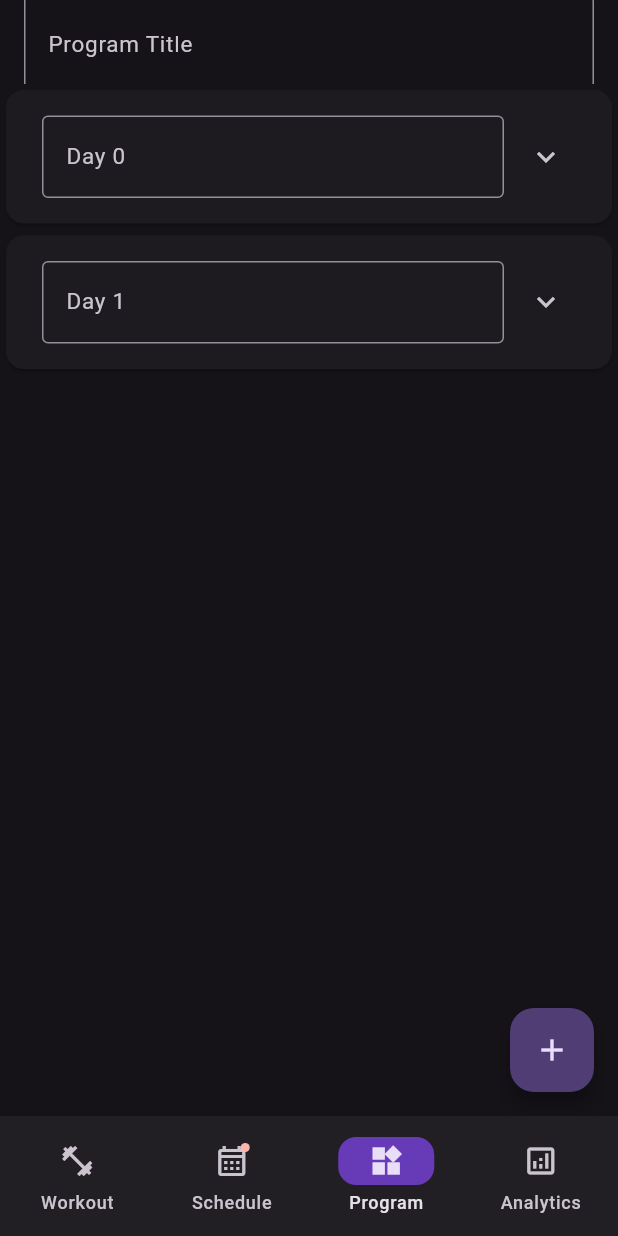
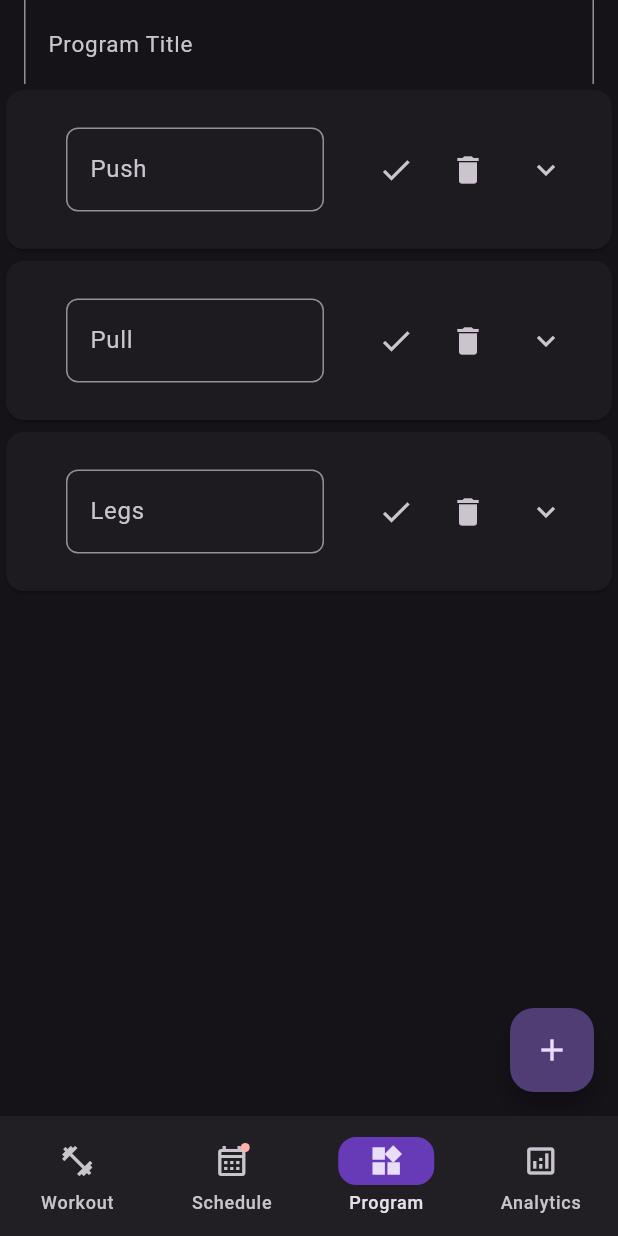
Before and after one commit to coleWesterveld/Flutter-Gym-App, a Flutter app: the screen it shows after launch, item 3 of the bottom bar chosen, on a phone screen of 412 x 824 dp. Run offline on Flutter 3.47's test engine with Material 3 defaults, Android fonts, the phone set to English and light mode, and no system bars.

Commit message:
add/delete program days

```diff
--- a/lib/program_page.dart
+++ b/lib/program_page.dart
@@ -1,6 +1,8 @@
 // program page
+// ignore_for_file: prefer_const_constructors
+
 import 'package:flutter/material.dart';
-import 'program_page_widgets/program_excercise.dart';
+//import 'program_page_widgets/program_excercise.dart';
 
 
 // import 'package:flutter/material.dart';
@@ -13,23 +15,26 @@ class ProgramPage extends StatefulWidget {
 }
 
 class _MyListState extends State<ProgramPage> {
-  int value = 2;
-
+  int value = 0;
+  List<TextEditingController> splitDaysTEC = [TextEditingController(), TextEditingController(), TextEditingController()];//TextEditingController();
+  List<String> split = ["Push", "Pull", "Legs"];
   _addItem() {
     setState(() {
       value = value + 1;
+      splitDaysTEC.add(TextEditingController());
+      split.add("New Day");
+      print(split.toString());
+      //print(splitDaysTEC.toString());
     });
   }
 
   @override
   Widget build(BuildContext context) {
-    return new Scaffold(
+    return Scaffold(
       appBar: AppBar(
         title: TextFormField(
-              //controller: yourController,
-              //onChanged: (text) {
-                //excercises.add(yourController.text);
-              //},
+              //controller: splitDaysTEC,
+
 
             style: TextStyle(
               fontSize: 20,
@@ -46,40 +51,50 @@ class _MyListState extends State<ProgramPage> {
           ),
       ),
       body: ListView.builder(
-          itemCount: this.value,
-          itemBuilder: (context, index) => this._buildRow(index)),
-      floatingActionButton: FloatingActionButton(
-        onPressed: _addItem,
-        child: Icon(Icons.add),
-      ),
-    );
-  }
-//Text("Item " + index.toString())
-  _buildRow(int index) {
+          itemCount: split.length,
+          itemBuilder: (context, index) {
+    //print(index.toString());
+    //print(splitDaysTEC.length);
         return Card(
             child: Padding(
             padding: EdgeInsets.only(
                 top: 8, left: 8.0, right: 8.0, bottom: 8.0),
                 child: ExpansionTile(
+                title:
+                Row(
+                        //verticalDirection: VerticalDirection,
+                        children: [
+                          Expanded(
+                            child: ListTile(
                         title: TextFormField(
-              //controller: yourController,
-              //onChanged: (text) {
-                //excercises.add(yourController.text);
-              //},
-
-            style: TextStyle(
-              fontSize: 15,
-            ),
+                              controller: splitDaysTEC[index],
                               decoration: InputDecoration(
                                 border: OutlineInputBorder(
-                  borderRadius: BorderRadius.all(Radius.circular(4))),
-              hintStyle: TextStyle(
-                fontSize: 15,
+                                    borderRadius: BorderRadius.all(Radius.circular(8))),
+                                hintText: split[index],
                               ),
-              hintText: "Day " + index.toString(),
+                            ),),
+                          ),
+                          // SizedBox(
+                          //   width: 1,
+                          // ),
+                          IconButton(onPressed: () {
+                            setState( () {
+                              split[index] = (splitDaysTEC[index].text);
+                              FocusManager.instance.primaryFocus?.unfocus();
+                          });
+                          }, icon: Icon(Icons.check)),
 
+                          IconButton(onPressed: () {
+                            setState( () {
+                              value = value - 1;
+                              split.removeAt(index);
+                              splitDaysTEC.removeAt(index);
+                          });
+                          }, icon: Icon(Icons.delete)),
+                        ],
                       ),
-          ),
+
                   children: [
                     for (int exc = 0; exc < 3; exc++)ExpansionTile(
                     title: Text(
@@ -97,8 +112,16 @@ class _MyListState extends State<ProgramPage> {
               ),
             ),
           );
+    },
+      ),
+      floatingActionButton: FloatingActionButton(
+        onPressed: _addItem,
+        child: Icon(Icons.add),
+      ),
+    );
   }
 }
+//Text("Item " + index.toString())
 
 
 
```
Also changed, not shown: flutter_04.png (added). Lines whose indentation alone changed are shown as unchanged.
